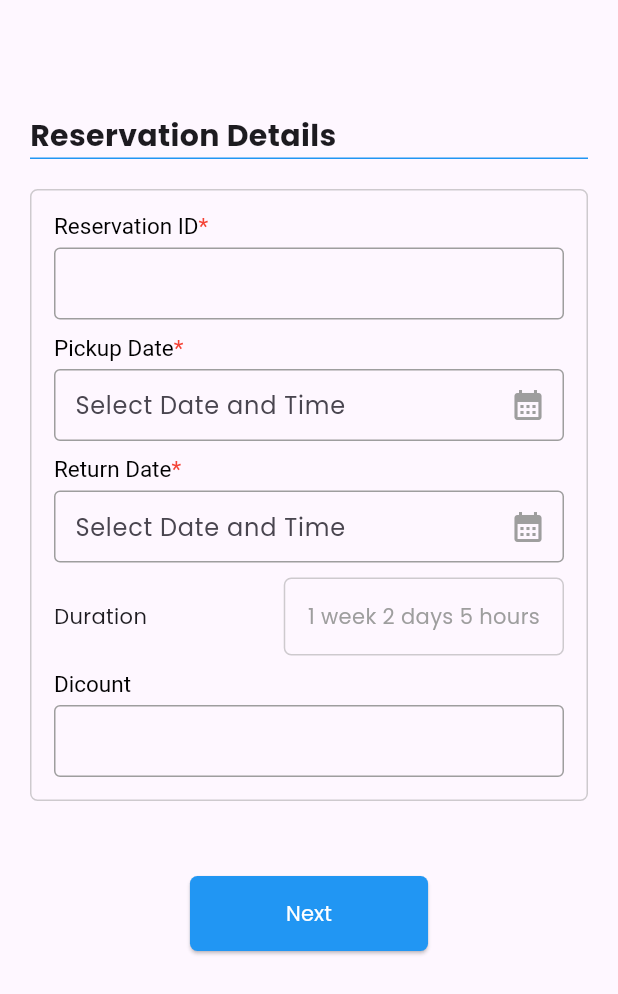
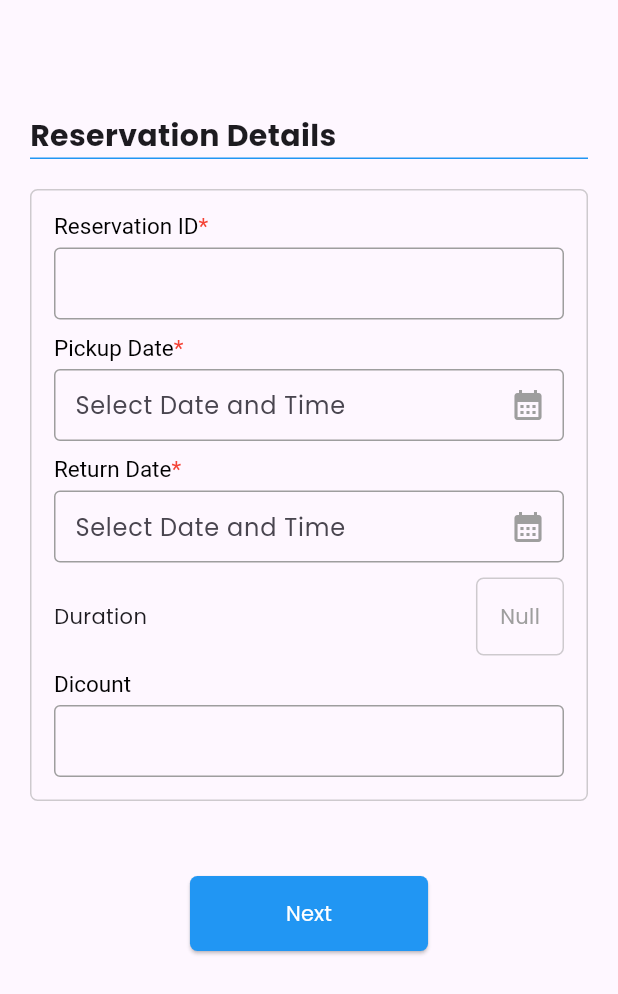
Before and after one commit to Saon00/nyntax-flutter-task, a Flutter app: the screen it shows after launch, on a phone screen of 412 x 824 dp. Shown: the top 994 px of the screen. Run offline on Flutter 3.47's test engine with Material 3 defaults, Android fonts, the phone set to English and light mode, and no system bars.

Commit message:
start end date configured

```diff
--- a/lib/view/pages/reservation_details.dart
+++ b/lib/view/pages/reservation_details.dart
@@ -1,4 +1,5 @@
 import 'package:flutter/material.dart';
+import 'package:intl/intl.dart';
 import 'package:nyntaxfluttertask1/view/pages/constants.dart';
 import 'package:nyntaxfluttertask1/view/pages/customer_information.dart';
 import 'package:nyntaxfluttertask1/view/widgets/input_form_widget.dart';
@@ -13,6 +14,70 @@ class ReservationDetailsPage extends StatefulWidget {
 }
 
 class _ReservationDetailsPageState extends State<ReservationDetailsPage> {
+  final TextEditingController _startController = TextEditingController();
+  final TextEditingController _endController = TextEditingController();
+  String _startHintText = 'Select Date and Time';
+  String _endHintText = 'Select Date and Time';
+  String _duration = '';
+
+  DateTime? _startDateTime;
+  DateTime? _endDateTime;
+
+  Future<void> _selectDateTime(BuildContext context, bool isStart) async {
+    final DateTime? pickedDate = await showDatePicker(
+      context: context,
+      initialDate: DateTime.now(),
+      firstDate: DateTime(2024),
+      lastDate: DateTime(2050),
+    );
+
+    if (pickedDate != null) {
+      final TimeOfDay? pickedTime = await showTimePicker(
+        context: context,
+        initialTime: TimeOfDay.now(),
+      );
+
+      if (pickedTime != null) {
+        final DateTime pickedDateTime = DateTime(
+          pickedDate.year,
+          pickedDate.month,
+          pickedDate.day,
+          pickedTime.hour,
+          pickedTime.minute,
+        );
+
+        setState(() {
+          final formattedDateTime =
+              DateFormat('hh:mm a, dd MMMM yyyy').format(pickedDateTime);
+          if (isStart) {
+            _startDateTime = pickedDateTime;
+            _startHintText = formattedDateTime;
+            _startController.text = _startHintText;
+          } else {
+            _endDateTime = pickedDateTime;
+            _endHintText = formattedDateTime;
+            _endController.text = _endHintText;
+          }
+          _updateDuration();
+        });
+      }
+    }
+  }
+
+  void _updateDuration() {
+    if (_startDateTime != null && _endDateTime != null) {
+      final Duration difference = _endDateTime!.difference(_startDateTime!);
+      final int days = difference.inDays;
+      final int hours = difference.inHours % 24;
+      final int weeks = days ~/ 7;
+      final int remainingDays = days % 7;
+
+      setState(() {
+        _duration = '$weeks Week $remainingDays Days $hours Hour';
+      });
+    }
+  }
+
   @override
   Widget build(BuildContext context) {
     return Scaffold(
@@ -47,14 +112,22 @@ class _ReservationDetailsPageState extends State<ReservationDetailsPage> {
 
                     // pickup date
                     PickDateWidget(
+                        hintText: _startHintText,
+                        ontap: () {
+                          _selectDateTime(context, true);
+                        },
                         headingText: 'Pickup Date',
-                        controller: TextEditingController()),
+                        controller: _startController),
                     const SizedBox(height: 10),
 
                     // return date
                     PickDateWidget(
+                        hintText: _endHintText,
+                        ontap: () {
+                          _selectDateTime(context, false);
+                        },
                         headingText: 'Return Date',
-                        controller: TextEditingController()),
+                        controller: _endController),
                     const SizedBox(height: 10),
 
                     // duration
@@ -69,10 +142,15 @@ class _ReservationDetailsPageState extends State<ReservationDetailsPage> {
                                   Border.all(color: greyColor.withOpacity(.5))),
                           child: Padding(
                             padding: const EdgeInsets.all(15.0),
-                            child: Text(
-                              '1 week 2 days 5 hours',
-                              style: TextStyle(color: greyColor),
-                            ),
+                            child: _duration.isNotEmpty
+                                ? Text(
+                                    _duration,
+                                    style: TextStyle(color: greyColor),
+                                  )
+                                : Text(
+                                    "Null",
+                                    style: TextStyle(color: greyColor),
+                                  ),
                           ),
                         )
                       ],
--- a/lib/view/widgets/pick_date_widget.dart
+++ b/lib/view/widgets/pick_date_widget.dart
@@ -4,10 +4,13 @@ import 'package:nyntaxfluttertask1/view/pages/constants.dart';
 class PickDateWidget extends StatelessWidget {
   final String headingText;
   final TextEditingController controller;
+  final VoidCallback ontap;
+  final String hintText;
   const PickDateWidget({
     super.key,
     required this.headingText,
     required this.controller,
+    required this.ontap, required this.hintText,
   });
 
   @override
@@ -39,9 +42,10 @@ class PickDateWidget extends StatelessWidget {
               suffixIcon: IconButton(
                 color: greyColor,
                 icon: const Icon(Icons.calendar_month),
-                onPressed: () {},
+                onPressed: ontap,
               ),
-              hintText: "Select Date and Time",
+              hintText: hintText,
+
               focusedBorder:
                   OutlineInputBorder(borderSide: BorderSide(color: greyColor)),
               enabledBorder:
--- a/pubspec.yaml
+++ b/pubspec.yaml
@@ -10,6 +10,7 @@ dependencies:
   flutter:
     sdk: flutter
   http: ^1.2.1
+  intl: ^0.19.0
 
 dev_dependencies:
   flutter_test:
```
Also changed, not shown: pubspec.lock.
